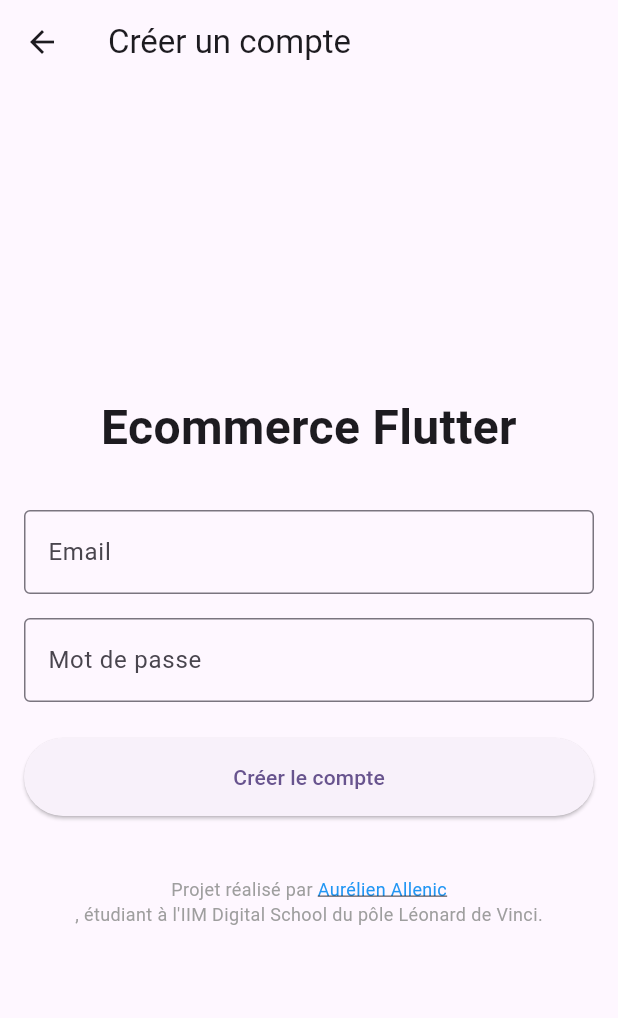
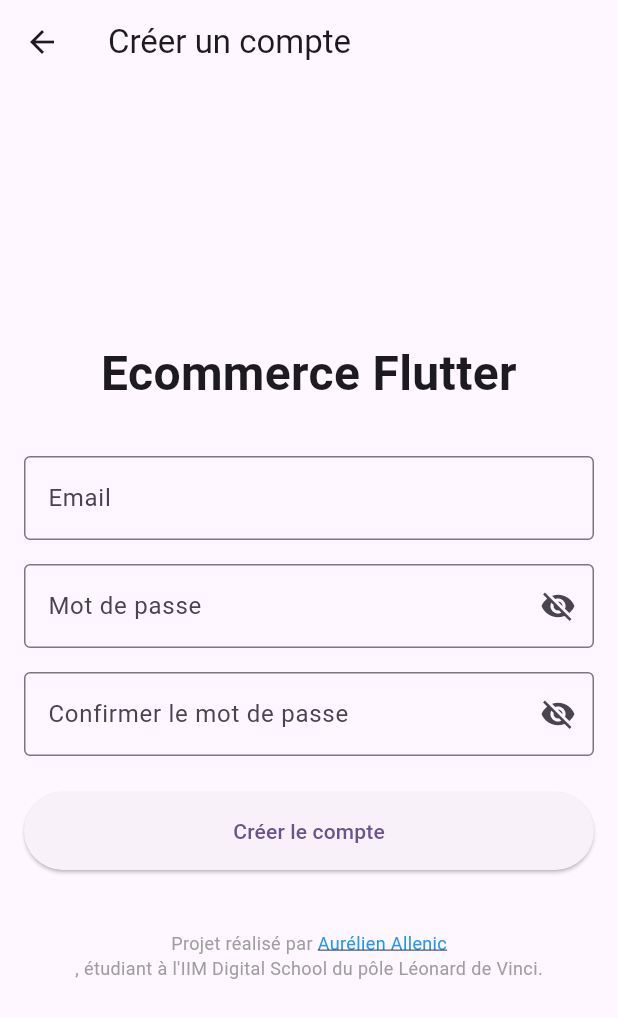
Before and after one commit to AurelienAllenic/flutter-ecommerce, a Flutter app: the screen it shows after launch, after a tap on "Créer un compte", on a phone screen of 412 x 824 dp. Shown: the top 1018 px of the screen. Run offline on Flutter 3.47's test engine with Material 3 defaults, Android fonts, the phone set to English and light mode, and no system bars; our stand-ins replace firebase_auth, firebase_core, share_plus; accounts and stored records are empty; network calls fail.

Commit message:
(feat) added button to toggle password visibility and niput for password confirmation inside register page

```diff
--- a/lib/pages/login.dart
+++ b/lib/pages/login.dart
@@ -14,6 +14,7 @@ class LoginPage extends StatefulWidget {
 class _LoginPageState extends State<LoginPage> {
   final emailController = TextEditingController();
   final passwordController = TextEditingController();
+  bool _obscurePassword = true;
 
   Future<void> login() async {
     try {
@@ -83,15 +84,27 @@ class _LoginPageState extends State<LoginPage> {
 
                 TextField(
                   controller: passwordController,
-                  decoration: const InputDecoration(
+                  obscureText: _obscurePassword,
+                  decoration: InputDecoration(
                     labelText: 'Mot de passe',
-                    border: OutlineInputBorder(),
-                    contentPadding: EdgeInsets.symmetric(
+                    border: const OutlineInputBorder(),
+                    contentPadding: const EdgeInsets.symmetric(
                       horizontal: 12,
                       vertical: 16,
                     ),
+                    suffixIcon: IconButton(
+                      icon: Icon(
+                        _obscurePassword
+                            ? Icons.visibility
+                            : Icons.visibility_off,
+                      ),
+                      onPressed: () {
+                        setState(() {
+                          _obscurePassword = !_obscurePassword;
+                        });
+                      },
+                    ),
                   ),
-                  obscureText: true,
                 ),
                 const SizedBox(height: 24),
 
--- a/lib/pages/register.dart
+++ b/lib/pages/register.dart
@@ -1,6 +1,7 @@
 import 'package:flutter/material.dart';
 import 'package:firebase_auth/firebase_auth.dart';
 import 'package:url_launcher/url_launcher.dart';
+import 'package:e_commerce/pages/product_listing.dart';
 
 class RegisterPage extends StatefulWidget {
   const RegisterPage({super.key});
@@ -12,19 +13,36 @@ class RegisterPage extends StatefulWidget {
 class _RegisterPageState extends State<RegisterPage> {
   final emailController = TextEditingController();
   final passwordController = TextEditingController();
+  final confirmPasswordController = TextEditingController();
+
+  bool obscurePassword = true;
+  bool obscureConfirmPassword = true;
 
   Future<void> register() async {
+    final password = passwordController.text;
+    final confirmPassword = confirmPasswordController.text;
+
+    if (password != confirmPassword) {
+      ScaffoldMessenger.of(context).showSnackBar(
+        const SnackBar(content: Text('Les mots de passe ne correspondent pas')),
+      );
+      return;
+    }
+
     try {
       await FirebaseAuth.instance.createUserWithEmailAndPassword(
         email: emailController.text.trim(),
-        password: passwordController.text,
+        password: password,
       );
 
       ScaffoldMessenger.of(
         context,
       ).showSnackBar(const SnackBar(content: Text('Compte créé !')));
 
-      Navigator.pop(context);
+      Navigator.pushReplacement(
+        context,
+        MaterialPageRoute(builder: (_) => const ProductListingPage()),
+      );
     } catch (e) {
       ScaffoldMessenger.of(
         context,
@@ -62,6 +80,7 @@ class _RegisterPageState extends State<RegisterPage> {
                 ),
                 const SizedBox(height: 32),
 
+                // Email
                 TextField(
                   controller: emailController,
                   keyboardType: TextInputType.emailAddress,
@@ -78,13 +97,51 @@ class _RegisterPageState extends State<RegisterPage> {
 
                 TextField(
                   controller: passwordController,
-                  obscureText: true,
-                  decoration: const InputDecoration(
+                  obscureText: obscurePassword,
+                  decoration: InputDecoration(
                     labelText: 'Mot de passe',
-                    border: OutlineInputBorder(),
-                    contentPadding: EdgeInsets.symmetric(
+                    border: const OutlineInputBorder(),
+                    contentPadding: const EdgeInsets.symmetric(
                       horizontal: 12,
                       vertical: 16,
+                    ),
+                    suffixIcon: IconButton(
+                      icon: Icon(
+                        obscurePassword
+                            ? Icons.visibility_off
+                            : Icons.visibility,
+                      ),
+                      onPressed: () {
+                        setState(() {
+                          obscurePassword = !obscurePassword;
+                        });
+                      },
+                    ),
+                  ),
+                ),
+                const SizedBox(height: 16),
+
+                TextField(
+                  controller: confirmPasswordController,
+                  obscureText: obscureConfirmPassword,
+                  decoration: InputDecoration(
+                    labelText: 'Confirmer le mot de passe',
+                    border: const OutlineInputBorder(),
+                    contentPadding: const EdgeInsets.symmetric(
+                      horizontal: 12,
+                      vertical: 16,
+                    ),
+                    suffixIcon: IconButton(
+                      icon: Icon(
+                        obscureConfirmPassword
+                            ? Icons.visibility_off
+                            : Icons.visibility,
+                      ),
+                      onPressed: () {
+                        setState(() {
+                          obscureConfirmPassword = !obscureConfirmPassword;
+                        });
+                      },
                     ),
                   ),
                 ),
```
